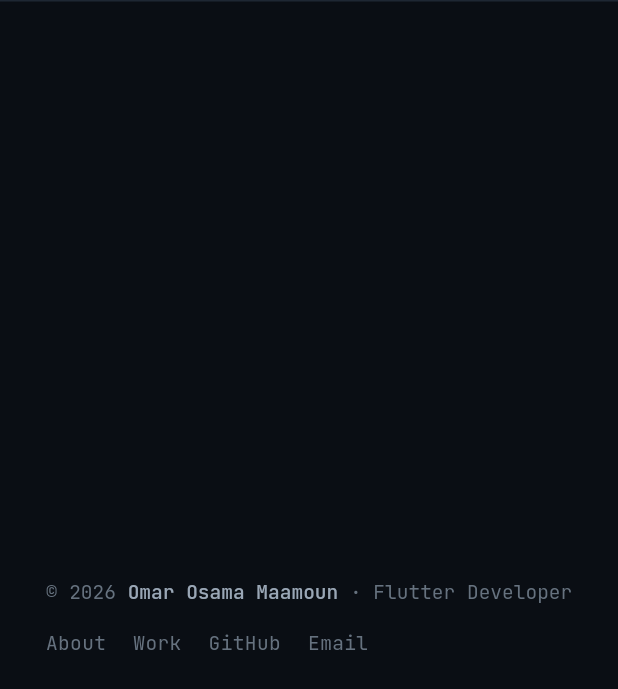
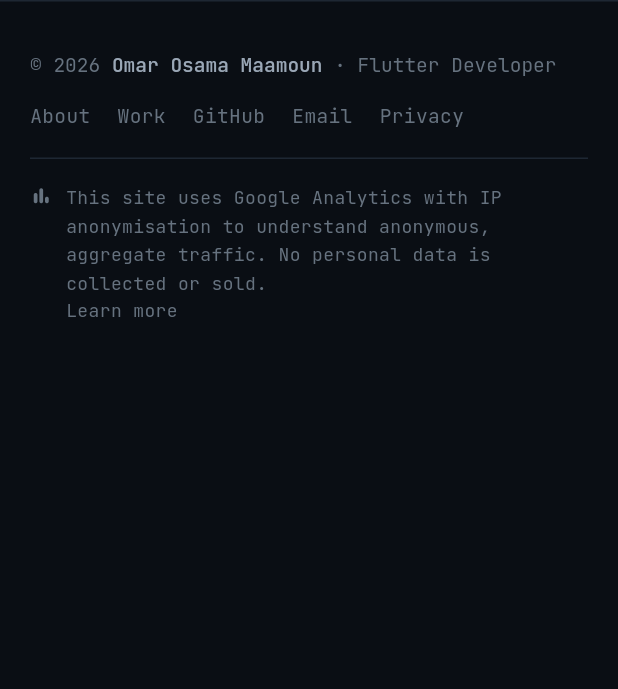
Before and after one commit to omarmaamoun179/my_portfolio, a Flutter app: the FooterSection widget shown alone on an empty page, opened directly with empty values, on a phone screen of 412 x 824 dp. Shown: the top 689 px of the screen. Run offline on Flutter 3.47's test engine with Material 3 defaults, Android fonts, the phone set to English and light mode, and no system bars; our stand-ins replace font_awesome_flutter, google_fonts, shared_preferences; missing offline and left inert: dart:js_interop; accounts and stored records are empty.

Commit message:
Implement Google Analytics integration and add privacy policy page

```diff
--- a/lib/main.dart
+++ b/lib/main.dart
@@ -9,6 +9,7 @@ import 'sections/hero_section.dart';
 import 'sections/skills_section.dart';
 import 'sections/stats_section.dart';
 import 'sections/work_section.dart';
+import 'services/analytics.dart';
 import 'theme/app_theme.dart';
 import 'widgets/nav_bar.dart';
 import 'widgets/scroll_in_view.dart';
@@ -65,6 +66,9 @@ class _HomePageState extends State<HomePage> {
   @override
   void initState() {
     super.initState();
+    // SPA "landing" page-view — the browser load fires no GA hit (the snippet
+    // sets send_page_view:false), so we record the home view here.
+    Analytics.logPageView(path: '/', title: 'Home — Omar Maamoun');
     _scroll.addListener(() {
       final scrolled = _scroll.offset > 12;
       if (scrolled != _navScrolled) setState(() => _navScrolled = scrolled);
--- a/lib/sections/footer_section.dart
+++ b/lib/sections/footer_section.dart
@@ -5,6 +5,7 @@ import '../data/portfolio_data.dart';
 import '../theme/app_theme.dart';
 import '../widgets/hover.dart';
 import '../widgets/ui.dart';
+import 'privacy_policy_page.dart';
 
 class FooterSection extends StatelessWidget {
   final void Function(String id) onNavTap;
@@ -21,7 +22,10 @@ class FooterSection extends StatelessWidget {
       ),
       padding: const EdgeInsets.symmetric(vertical: 34),
       child: ContentWrap(
-        child: Wrap(
+        child: Column(
+          crossAxisAlignment: CrossAxisAlignment.stretch,
+          children: [
+            Wrap(
               alignment: WrapAlignment.spaceBetween,
               crossAxisAlignment: WrapCrossAlignment.center,
               spacing: 16,
@@ -35,20 +39,70 @@ class FooterSection extends StatelessWidget {
                       TextSpan(
                           text: 'Omar Osama Maamoun',
                           style: AppTheme.mono(
-                          size: 13, weight: FontWeight.w500, color: t.text2)),
+                              size: 13,
+                              weight: FontWeight.w500,
+                              color: t.text2)),
                       const TextSpan(text: ' · Flutter Developer'),
                     ],
                   ),
                 ),
                 Wrap(
                   spacing: 18,
+                  runSpacing: 8,
                   children: [
                     _FLink(label: 'About', onTap: () => onNavTap('about')),
                     _FLink(label: 'Work', onTap: () => onNavTap('work')),
-                _FLink(label: 'GitHub', onTap: () => openUrl(Contact.github)),
+                    _FLink(
+                        label: 'GitHub', onTap: () => openUrl(Contact.github)),
                     _FLink(
                         label: 'Email',
                         onTap: () => openUrl('mailto:${Contact.email}')),
+                    _FLink(
+                      label: 'Privacy',
+                      onTap: () => Navigator.of(context).push(
+                        MaterialPageRoute<void>(
+                          builder: (_) => const PrivacyPolicyPage(),
+                        ),
+                      ),
+                    ),
+                  ],
+                ),
+              ],
+            ),
+            const SizedBox(height: 18),
+            Divider(height: 1, thickness: 1, color: t.border),
+            const SizedBox(height: 16),
+            Row(
+              crossAxisAlignment: CrossAxisAlignment.start,
+              children: [
+                Padding(
+                  padding: const EdgeInsets.only(top: 1, right: 9),
+                  child: Icon(Icons.bar_chart_rounded,
+                      size: 15, color: t.text3),
+                ),
+                Expanded(
+                  child: Wrap(
+                    crossAxisAlignment: WrapCrossAlignment.center,
+                    children: [
+                      Text(
+                        'This site uses Google Analytics with IP anonymisation '
+                        'to understand anonymous, aggregate traffic. No personal '
+                        'data is collected or sold. ',
+                        style: AppTheme.mono(
+                            size: 12, color: t.text3, height: 1.6),
+                      ),
+                      _FLink(
+                        label: 'Learn more',
+                        size: 12,
+                        onTap: () => Navigator.of(context).push(
+                          MaterialPageRoute<void>(
+                            builder: (_) => const PrivacyPolicyPage(),
+                          ),
+                        ),
+                      ),
+                    ],
+                  ),
+                ),
               ],
             ),
           ],
@@ -61,7 +115,8 @@ class FooterSection extends StatelessWidget {
 class _FLink extends StatelessWidget {
   final String label;
   final VoidCallback onTap;
-  const _FLink({required this.label, required this.onTap});
+  final double size;
+  const _FLink({required this.label, required this.onTap, this.size = 13});
 
   @override
   Widget build(BuildContext context) {
@@ -71,7 +126,7 @@ class _FLink extends StatelessWidget {
         onTap: onTap,
         child: Text(label,
             style: AppTheme.mono(
-                size: 13, color: hovering ? t.accent : t.text3)),
+                size: size, color: hovering ? t.accent : t.text3)),
       ),
     );
   }
--- /dev/null
+++ b/lib/services/analytics.dart
@@ -0,0 +1,30 @@
+/// Thin wrapper over Google Analytics 4 (gtag.js).
+///
+/// The actual `gtag` calls live in [analytics_web.dart] (compiled only for the
+/// web target via `dart:js_interop`); on the Dart VM (tests, desktop) the
+/// [analytics_stub.dart] no-ops are used instead. Wiring it this way means
+/// section/widget code can call [Analytics.logEvent] unconditionally without
+/// `kIsWeb` guards or breaking `flutter test`.
+///
+/// The GA4 Measurement ID itself is configured in `web/index.html`; this layer
+/// only forwards page-views and events to whatever property is loaded there.
+library;
+
+import 'analytics_stub.dart' if (dart.library.js_interop) 'analytics_web.dart'
+    as platform;
+
+class Analytics {
+  const Analytics._();
+
+  /// Record a virtual page-view. Because the portfolio is a single-page Flutter
+  /// app, the browser never reloads — we emit `page_view` manually whenever the
+  /// visitor opens a logical "page" (e.g. the home view or the privacy policy).
+  static void logPageView({required String path, required String title}) {
+    platform.gaPageView(path, title);
+  }
+
+  /// Record a custom interaction event (e.g. `cv_download`, `contact_click`).
+  static void logEvent(String name, [Map<String, Object?> params = const {}]) {
+    platform.gaEvent(name, params);
+  }
+}
```
Also changed, not shown: lib/sections/contact_section.dart (+10 -2 lines), lib/sections/privacy_policy_page.dart (added, +238 -0 lines), lib/services/analytics_stub.dart (added, +8 -0 lines), lib/services/analytics_web.dart (added, +39 -0 lines), 1 other file. Lines whose indentation alone changed are shown as unchanged.
